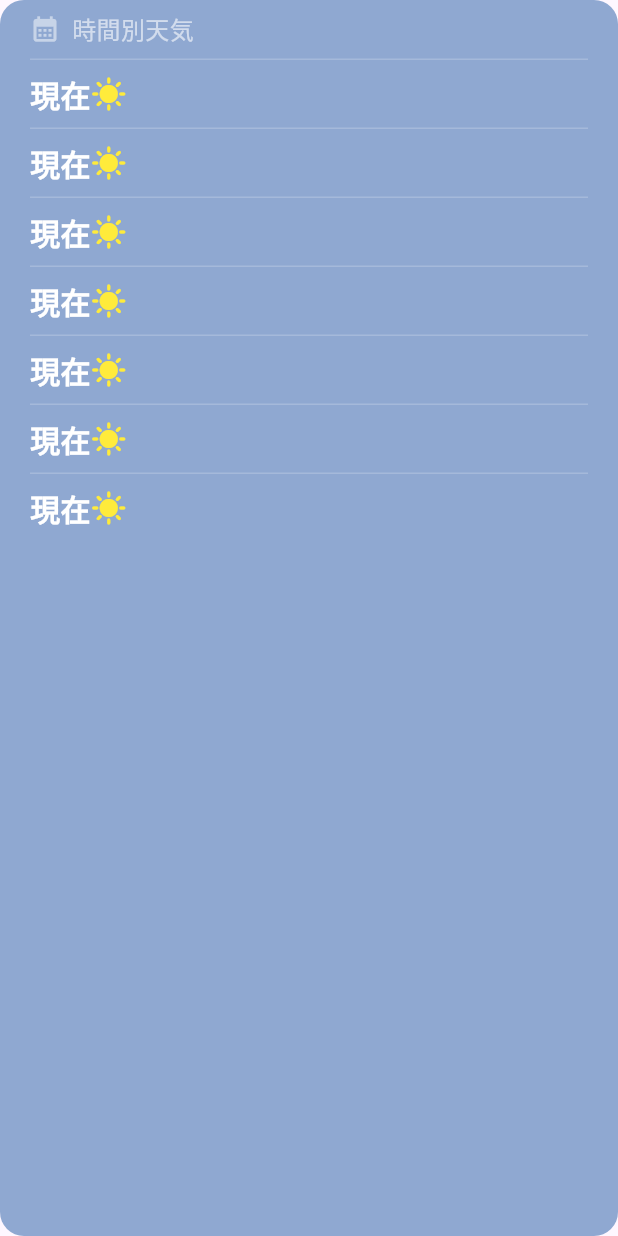
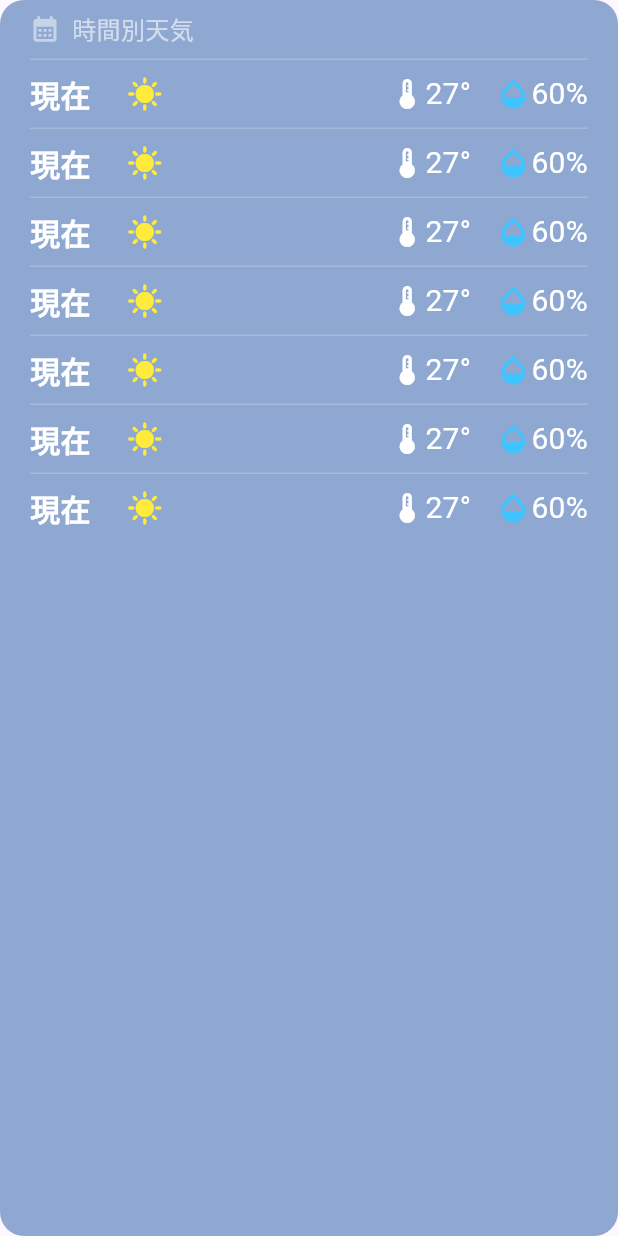
Before and after one commit to yukimiyake0607/clima_riverpod, a Flutter app: the ForecastWeatherWidget widget shown alone on an empty page, opened directly with empty values, on a phone screen of 412 x 824 dp. Run offline on Flutter 3.47's test engine with Material 3 defaults, Android fonts, the phone set to English and light mode, and no system bars; our stand-ins replace flutter_dotenv, flutter_riverpod, freezed_annotation, geolocator, riverpod_annotation; generated files the repository leaves out were written again.

Commit message:
add: forecast_weatherの基本的なレイアウト構築完了
refs 時間の取得は未完了

```diff
--- a/lib/components/style.dart
+++ b/lib/components/style.dart
@@ -17,3 +17,5 @@ const kForecastWeather = TextStyle(
 );
 
 const kForecastWeatherTitle = TextStyle(fontSize: 16, color: Colors.white60);
+
+const kForecastTemperature = TextStyle(fontSize: 20);
--- a/lib/widgets/forecast_weather.dart
+++ b/lib/widgets/forecast_weather.dart
@@ -47,15 +47,42 @@ class ForecastWeatherWidget extends StatelessWidget {
                     ),
                   ),
                 ),
-                child: Row(
+                child: const Row(
                   children: [
                     Text(
                       '現在',
                       style: kForecastWeather,
                     ),
+                    SizedBox(width: 24),
                     Icon(
                       Icons.sunny,
                       color: Colors.yellow,
+                    ),
+                    Spacer(),
+                    Row(
+                      children: [
+                        Icon(
+                          Icons.thermostat,
+                          color: Colors.white,
+                        ),
+                        Text(
+                          '27°',
+                          style: kForecastTemperature,
+                        ),
+                      ],
+                    ),
+                    SizedBox(width: 16),
+                    Row(
+                      children: [
+                        Icon(
+                          Icons.opacity,
+                          color: Colors.lightBlueAccent,
+                        ),
+                        Text(
+                          '60%',
+                          style: kForecastTemperature,
+                        ),
+                      ],
                     ),
                   ],
                 ),
```
